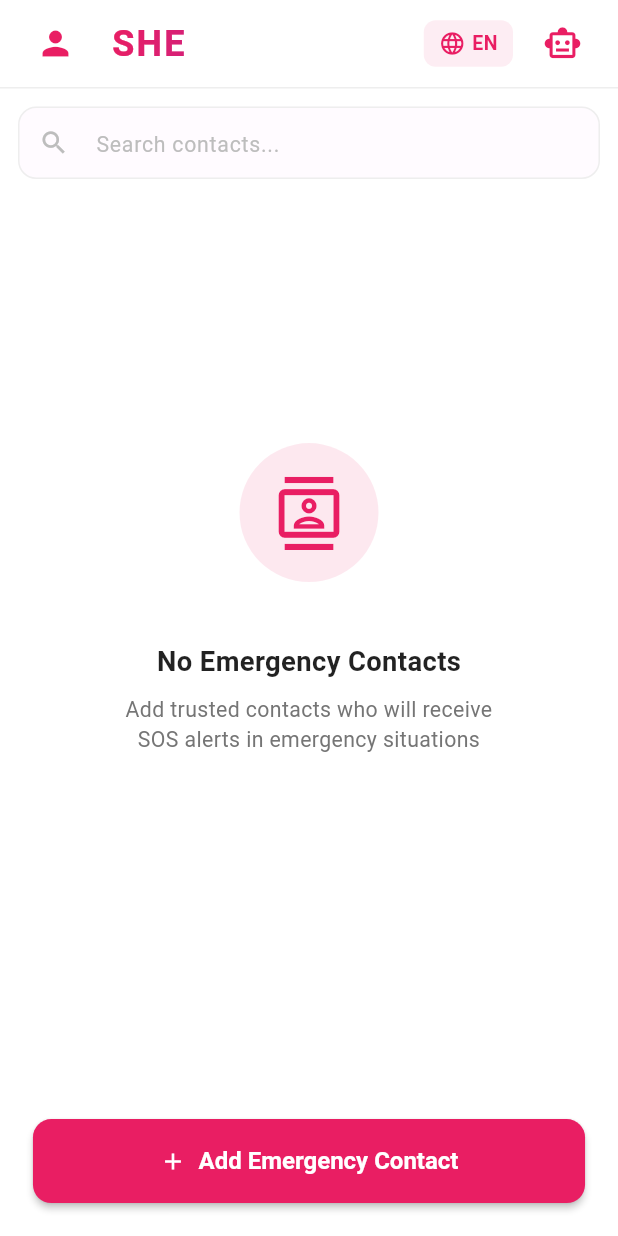
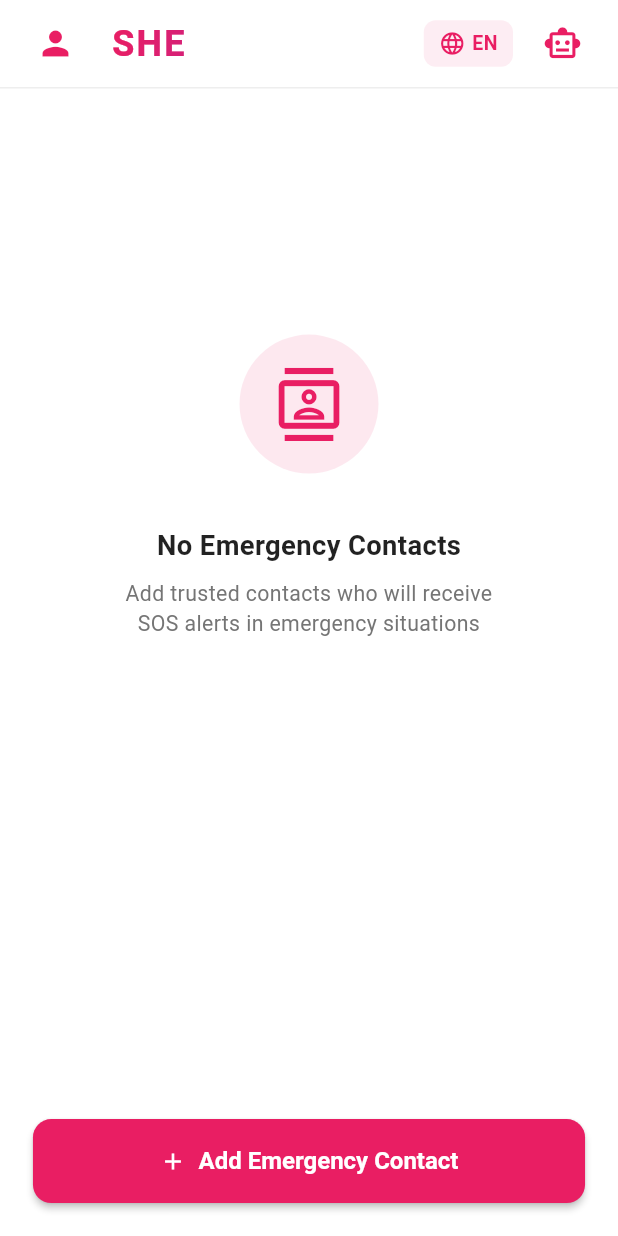
Before and after one commit to HarshasriM/everest_hackathon, a Flutter app: the ContactsScreen screen opened directly, on a phone screen of 412 x 824 dp. Run offline on Flutter 3.47's test engine with Material 3 defaults, Android fonts, the phone set to English and light mode, and no system bars; our stand-ins replace bloc, dartz, dio, equatable, flutter_bloc, flutter_screenutil and 13 more; accounts and stored records are empty.

```diff
--- a/lib/features/contacts/presentation/contacts_screen.dart
+++ b/lib/features/contacts/presentation/contacts_screen.dart
@@ -23,6 +23,7 @@ class ContactsScreen extends StatefulWidget {
 class _ContactsScreenState extends State<ContactsScreen> {
   final TextEditingController _searchController = TextEditingController();
   late ContactsBloc _contactsBloc;
+  bool _hasContacts = false;
 
   @override
   void initState() {
@@ -55,8 +56,23 @@ class _ContactsScreenState extends State<ContactsScreen> {
       body: SafeArea(
         child: Column(
           children: [
-                   Padding(
-                     padding: const EdgeInsets.all(12.0),
+            // Show search bar only when there is at least one contact
+            BlocBuilder<ContactsBloc, ContactsState>(
+              bloc: _contactsBloc,
+              builder: (context, state) {
+                // Update flag when contacts are loaded (even if currently filtered/empty due to search)
+                // We check if we're NOT actively searching, OR if contacts exist
+                if (state is ContactsLoaded) {
+                  // If search is empty and we have contacts, set flag
+                  if (_searchController.text.isEmpty && state.contacts.isNotEmpty) {
+                    _hasContacts = true;
+                  }
+                  // If search is active but we previously had contacts, keep flag true
+                  // (don't reset _hasContacts to false)
+                }
+                return _hasContacts
+                    ? Padding(
+                        padding: const EdgeInsets.symmetric(vertical: 12.0,horizontal: 20.0),
                         child: TextField(
                           controller: _searchController,
                           onChanged: (query) {
@@ -94,6 +110,9 @@ class _ContactsScreenState extends State<ContactsScreen> {
                             ),
                           ),
                         ),
+                      )
+                    : const SizedBox.shrink();
+              },
             ),
 
             SizedBox(height: 20.h),
@@ -136,7 +155,9 @@ class _ContactsScreenState extends State<ContactsScreen> {
           return const Center(child: CircularProgressIndicator());
         } else if (state is ContactsLoaded) {
           if (state.contacts.isEmpty) {
-            return _buildEmptyState();
+            // If user is searching and no match found, show specialized message
+            final searching = _searchController.text.isNotEmpty;
+            return _buildEmptyState(searching: searching);
           }
           return ListView.builder(
             padding: EdgeInsets.symmetric(horizontal: 20.w),
@@ -188,7 +209,7 @@ class _ContactsScreenState extends State<ContactsScreen> {
     );
   }
 
-  Widget _buildEmptyState() {
+  Widget _buildEmptyState({bool searching = false}) {
     return SingleChildScrollView(
       padding: EdgeInsets.all(20.w),
       child: Column(
@@ -207,9 +228,9 @@ class _ContactsScreenState extends State<ContactsScreen> {
               color: AppColorScheme.primaryColor,
             ),
           ),
-          SizedBox(height: 40.h),
+          SizedBox(height: 35.h),
           Text(
-            'No Emergency Contacts',
+            searching ? 'No emergency contact with this name' : 'No Emergency Contacts',
             style: TextStyle(
               fontSize: 18.sp,
               fontWeight: FontWeight.w600,
@@ -217,6 +238,7 @@ class _ContactsScreenState extends State<ContactsScreen> {
             ),
           ),
           SizedBox(height: 8.h),
+          if (!searching)
             Text(
               'Add trusted contacts who will receive\nSOS alerts in emergency situations',
               style: TextStyle(
```
Also changed, not shown: lib/features/contacts/widgets/add_contact_bottom_sheet.dart (+29 -1 lines). Lines whose indentation alone changed are shown as unchanged.
